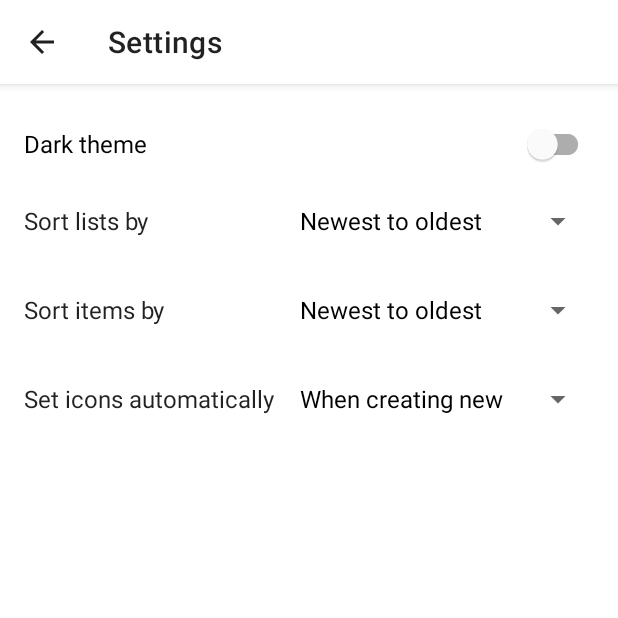
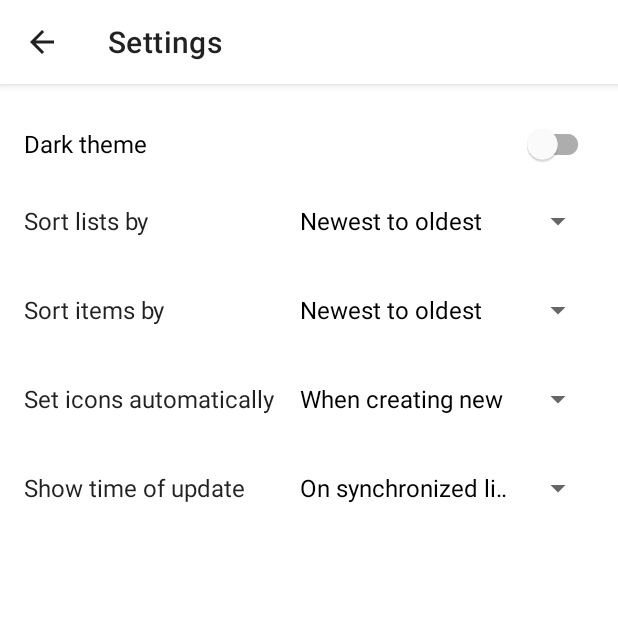
Before and after one commit to j-piasecki/ShoppingList, an Android app: the SettingsActivity screen opened directly, with no data from a screen before it, on a phone screen of 412 x 824 dp, the top half of it. Run offline under Robolectric (Android 15) with nearby library versions, the light colour scheme and no system bars; our stand-ins replace Dagger/Hilt's generated code, Firebase (no records; nobody signed in at launch, a user with empty details on screens opened directly); libraries missing offline, so code that uses them is left out: androidx.hilt.lifecycle.

Commit message:
Updated shopping list item entry Added option to hide timestamp on item

```diff
--- a/app/src/main/java/io/github/jpiasecki/shoppinglist/database/Config.kt
+++ b/app/src/main/java/io/github/jpiasecki/shoppinglist/database/Config.kt
@@ -20,6 +20,7 @@ class Config(private val context: Context) {
         const val SETTINGS_LISTS_SORT_TYPE = "SETTINGS_LISTS_SORT_TYPE"
         const val SETTINGS_ITEMS_SORT_TYPE = "SETTINGS_ITEMS_SORT_TYPE"
         const val SETTINGS_AUTO_SET_ICONS = "SETTINGS_AUTO_SET_ICONS"
+        const val SETTINGS_SHOW_TIMESTAMP = "SETTINGS_SHOW_TIMESTAMP"
 
         const val SORT_TYPE_NEWEST = 0
         const val SORT_TYPE_ALPHABETICALLY = 1
@@ -27,6 +28,10 @@ class Config(private val context: Context) {
         const val AUTO_SET_ALWAYS = 0
         const val AUTO_SET_NEVER = 1
         const val AUTO_SET_WHEN_NEW = 2
+
+        const val SHOW_TIMESTAMP_ALWAYS = 0
+        const val SHOW_TIMESTAMP_NEVER = 1
+        const val SHOW_TIMESTAMP_WHEN_SYNCED = 2
 
         fun isNetworkConnected(context: Context?): Boolean {
             if (context == null)
@@ -69,6 +74,8 @@ class Config(private val context: Context) {
 
     fun getAutoSetIcons() = preferences.getInt(SETTINGS_AUTO_SET_ICONS, AUTO_SET_WHEN_NEW)
 
+    fun getTimestampDisplay() = preferences.getInt(SETTINGS_SHOW_TIMESTAMP, SHOW_TIMESTAMP_WHEN_SYNCED)
+
     fun updateProfilePictureUpdateTimestamp() = preferences.edit().putLong(
         PROFILE_PICTURE_UPDATE_TIMESTAMP,
         Calendar.getInstance().timeInMillis
@@ -103,4 +110,9 @@ class Config(private val context: Context) {
         SETTINGS_AUTO_SET_ICONS,
         type
     ).apply()
+
+    fun setTimestampDisplay(type: Int) = preferences.edit().putInt(
+        SETTINGS_SHOW_TIMESTAMP,
+        type
+    ).apply()
 }
--- a/app/src/main/java/io/github/jpiasecki/shoppinglist/ui/SettingsActivity.kt
+++ b/app/src/main/java/io/github/jpiasecki/shoppinglist/ui/SettingsActivity.kt
@@ -35,6 +35,7 @@ class SettingsActivity : AppCompatActivity() {
         setupListsSortTypeSpinner()
         setupItemsSortTypeSpinner()
         setupAutoSetIconsSpinner()
+        setupShowTimestampSpinner()
     }
 
     private fun setupDarkThemeToggle() {
@@ -99,6 +100,22 @@ class SettingsActivity : AppCompatActivity() {
         }
     }
 
+    private fun setupShowTimestampSpinner() {
+        val values = listOf(getString(R.string.show_timestamp_always), getString(R.string.show_timestamp_never), getString(R.string.show_timestamp_when_synced))
+        val adapter = ArrayAdapter<String>(this, android.R.layout.simple_spinner_dropdown_item, values)
+
+        activity_settings_show_timestamp_spinner.adapter = adapter
+        activity_settings_show_timestamp_spinner.setSelection(viewModel.getTimestampDisplay())
+
+        activity_settings_show_timestamp_spinner.onItemSelectedListener = object : AdapterView.OnItemSelectedListener {
+            override fun onNothingSelected(parent: AdapterView<*>?) {}
+
+            override fun onItemSelected(parent: AdapterView<*>?, view: View?, position: Int, id: Long) {
+                viewModel.setTimestampDisplay(position)
+            }
+        }
+    }
+
     override fun onOptionsItemSelected(item: MenuItem): Boolean {
         if (item.itemId == android.R.id.home) {
             finish()
--- a/app/src/main/java/io/github/jpiasecki/shoppinglist/ui/main/ShoppingListFragment.kt
+++ b/app/src/main/java/io/github/jpiasecki/shoppinglist/ui/main/ShoppingListFragment.kt
@@ -125,6 +125,7 @@ class ShoppingListFragment : Fragment() {
                         }
                     })
 
+                    adapter.timestampSetting = viewModel.getTimestampDisplay()
                     adapter.setList(it)
                     if (currentList == null)
                         view?.findViewById<RecyclerView>(R.id.fragment_shopping_list_recycler_view)?.apply {
--- a/app/src/main/java/io/github/jpiasecki/shoppinglist/ui/viewmodels/MainViewModel.kt
+++ b/app/src/main/java/io/github/jpiasecki/shoppinglist/ui/viewmodels/MainViewModel.kt
@@ -211,4 +211,6 @@ class MainViewModel @ViewModelInject constructor(
     fun stopListeningForItemsChanges() = shoppingListsRepository.stopListeningForItemsChanges()
 
     fun stopListeningForMetadataChanges() = shoppingListsRepository.stopListeningForMetadataChanges()
+
+    fun getTimestampDisplay() = config.getTimestampDisplay()
 }
--- a/app/src/main/java/io/github/jpiasecki/shoppinglist/ui/viewmodels/SettingsViewModel.kt
+++ b/app/src/main/java/io/github/jpiasecki/shoppinglist/ui/viewmodels/SettingsViewModel.kt
@@ -25,4 +25,8 @@ class SettingsViewModel @ViewModelInject constructor(
     fun getAutoSetIcons() = config.getAutoSetIcons()
 
     fun setAutoSetIcons(type: Int) = config.setAutoSetIcons(type)
+
+    fun getTimestampDisplay() = config.getTimestampDisplay()
+
+    fun setTimestampDisplay(type: Int) = config.setTimestampDisplay(type)
 }
--- a/app/src/main/res/layout/activity_settings.xml
+++ b/app/src/main/res/layout/activity_settings.xml
@@ -115,6 +115,28 @@
                 app:layout_constraintEnd_toEndOf="parent"
                 app:layout_constraintStart_toStartOf="@+id/activity_settings_spinners_width_guideline"
                 app:layout_constraintTop_toTopOf="@+id/activity_settings_auto_set_icons_text" />
+
+            <TextView
+                android:id="@+id/activity_settings_show_timestamp_text"
+                android:layout_width="wrap_content"
+                android:layout_height="wrap_content"
+                android:layout_marginStart="16dp"
+                android:layout_marginTop="24dp"
+                android:text="@string/activity_settings_show_timestamp_text"
+                android:textSize="16sp"
+                android:textColor="?android:attr/textColorPrimary"
+                app:layout_constraintStart_toStartOf="parent"
+                app:layout_constraintTop_toBottomOf="@+id/activity_settings_auto_set_icons_spinner" />
+
+            <Spinner
+                android:id="@+id/activity_settings_show_timestamp_spinner"
+                android:layout_width="0dp"
+                android:layout_height="wrap_content"
+                android:layout_marginEnd="16dp"
+                app:layout_constraintBottom_toBottomOf="@+id/activity_settings_show_timestamp_text"
+                app:layout_constraintEnd_toEndOf="parent"
+                app:layout_constraintStart_toStartOf="@+id/activity_settings_spinners_width_guideline"
+                app:layout_constraintTop_toTopOf="@+id/activity_settings_show_timestamp_text" />
         </androidx.constraintlayout.widget.ConstraintLayout>
     </androidx.core.widget.NestedScrollView>
 
--- a/app/src/main/res/layout/row_shopping_list_item.xml
+++ b/app/src/main/res/layout/row_shopping_list_item.xml
@@ -135,9 +135,9 @@
             android:layout_height="wrap_content"
             android:layout_alignParentStart="true"
             android:layout_alignParentTop="true"
-            android:layout_alignBottom="@id/row_shopping_list_item_completed_by_icon"
+            android:layout_alignBottom="@id/row_shopping_list_item_completed_check_box"
             android:layout_marginTop="8dp"
-            android:layout_marginBottom="8dp"
+            android:layout_marginBottom="-8dp"
             android:background="@android:color/transparent"
             android:orientation="horizontal"
             android:clickable="true"
--- a/app/src/main/res/values/strings.xml
+++ b/app/src/main/res/values/strings.xml
@@ -41,6 +41,7 @@
     <string name="activity_settings_lists_sort_type_text">Sort lists by</string>
     <string name="activity_settings_items_sort_type_text">Sort items by</string>
     <string name="activity_settings_auto_set_icons_text">Set icons automatically</string>
+    <string name="activity_settings_show_timestamp_text">Show time of update</string>
 
     <string name="sort_type_newest_first">Newest to oldest</string>
     <string name="sort_type_alphabetically">Alphabetically</string>
@@ -48,6 +49,10 @@
     <string name="auto_set_icons_always">Always</string>
     <string name="auto_set_icons_never">Never</string>
     <string name="auto_set_icons_when_new">When creating new</string>
+
+    <string name="show_timestamp_always">Always</string>
+    <string name="show_timestamp_never">Never</string>
+    <string name="show_timestamp_when_synced">On synchronized lists</string>
 
     <string name="message_list_is_empty">The list is empty</string>
     <string name="message_there_are_no_lists">You don\'t have any lists</string>
```
Also changed, not shown: app/src/main/java/io/github/jpiasecki/shoppinglist/ui/main/ShoppingListItemsAdapter.kt (+45 -25 lines).
